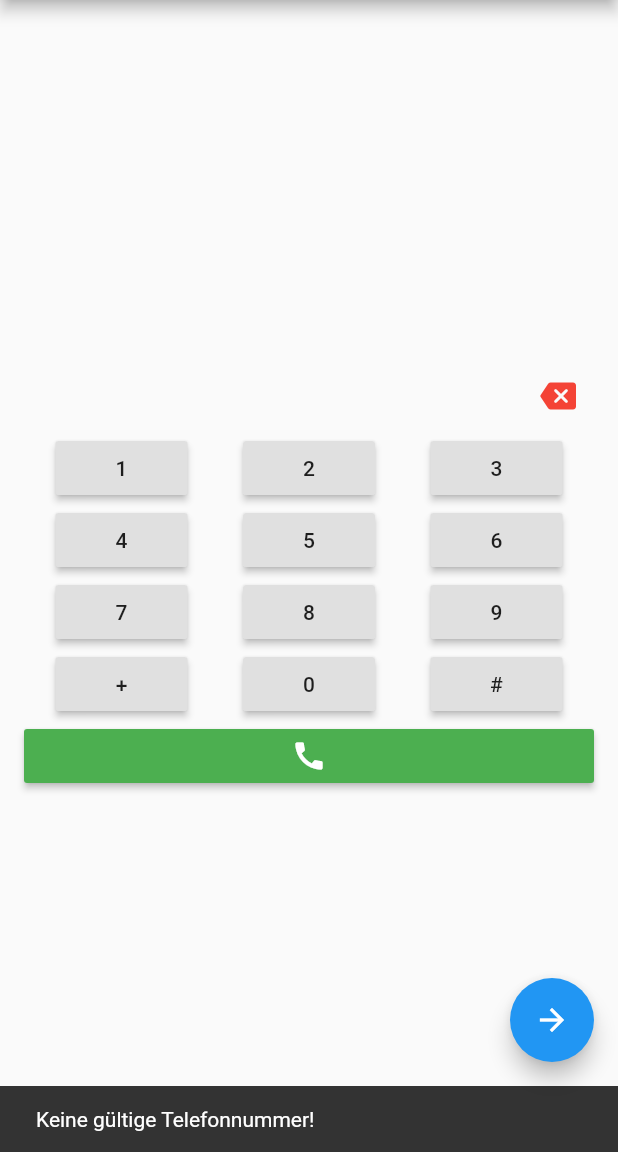
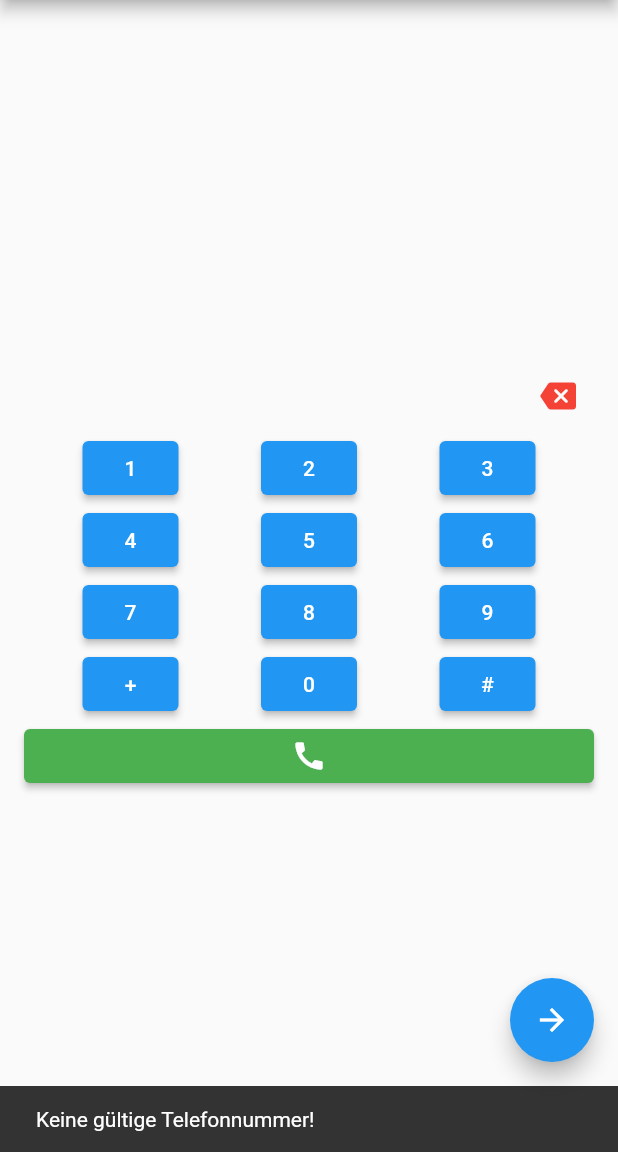
Before and after one commit to BROCKHAUS-AG/diwodo_phone_dialer, a Flutter app: the screen it shows after launch, after a tap on the "call" icon, on a phone screen of 412 x 824 dp, the part 84-1236 px from its top. Run offline on Flutter 3.47's test engine with Material 2 defaults, Android fonts, the phone set to English and light mode, and no system bars; our stand-ins replace bloc, flutter_bloc; missing offline and left inert: flutter_phone_direct_caller, libphonenumber.

Commit message:
updated to flutter 2

```diff
--- a/lib/dialer/view/dial_pad.dart
+++ b/lib/dialer/view/dial_pad.dart
@@ -12,13 +12,13 @@ class DialPad extends StatelessWidget {
             Row(
               mainAxisAlignment: MainAxisAlignment.spaceEvenly,
               children: [
-                RaisedButton(
+                ElevatedButton(
                     onPressed: () => context.bloc<DialerCubit>().addOne(),
                     child: Text('1')),
-                RaisedButton(
+                ElevatedButton(
                     onPressed: () => context.bloc<DialerCubit>().addTwo(),
                     child: Text('2')),
-                RaisedButton(
+                ElevatedButton(
                     onPressed: () => context.bloc<DialerCubit>().addThree(),
                     child: Text('3')),
               ],
@@ -26,13 +26,13 @@ class DialPad extends StatelessWidget {
             Row(
               mainAxisAlignment: MainAxisAlignment.spaceEvenly,
               children: [
-                RaisedButton(
+                ElevatedButton(
                     onPressed: () => context.bloc<DialerCubit>().addFour(),
                     child: Text('4')),
-                RaisedButton(
+                ElevatedButton(
                     onPressed: () => context.bloc<DialerCubit>().addFive(),
                     child: Text('5')),
-                RaisedButton(
+                ElevatedButton(
                     onPressed: () => context.bloc<DialerCubit>().addSix(),
                     child: Text('6')),
               ],
@@ -40,13 +40,13 @@ class DialPad extends StatelessWidget {
             Row(
               mainAxisAlignment: MainAxisAlignment.spaceEvenly,
               children: [
-                RaisedButton(
+                ElevatedButton(
                     onPressed: () => context.bloc<DialerCubit>().addSeven(),
                     child: Text('7')),
-                RaisedButton(
+                ElevatedButton(
                     onPressed: () => context.bloc<DialerCubit>().addEight(),
                     child: Text('8')),
-                RaisedButton(
+                ElevatedButton(
                     onPressed: () => context.bloc<DialerCubit>().addNine(),
                     child: Text('9')),
               ],
@@ -54,13 +54,13 @@ class DialPad extends StatelessWidget {
             Row(
               mainAxisAlignment: MainAxisAlignment.spaceEvenly,
               children: [
-                RaisedButton(
+                ElevatedButton(
                     onPressed: () => context.bloc<DialerCubit>().addPlus(),
                     child: Text('+')),
-                RaisedButton(
+                ElevatedButton(
                     onPressed: () => context.bloc<DialerCubit>().addZero(),
                     child: Text('0')),
-                RaisedButton(
+                ElevatedButton(
                     onPressed: () => context.bloc<DialerCubit>().addHashtag(),
                     child: Text('#')),
               ],
--- a/lib/dialer/view/dialer_view.dart
+++ b/lib/dialer/view/dialer_view.dart
@@ -53,7 +53,7 @@ class _DialerViewState extends State<DialerView> {
                 print('no valid number');
                 final snackbar =
                     SnackBar(content: Text('Keine gültige Telefonnummer!'));
-                Scaffold.of(context).showSnackBar(snackbar);
+                ScaffoldMessenger.of(context).showSnackBar(snackbar);
               }
             }
 
@@ -89,9 +89,11 @@ class _DialerViewState extends State<DialerView> {
                     Expanded(
                       child: Padding(
                         padding: const EdgeInsets.symmetric(horizontal: 16.0),
-                        child: RaisedButton(
+                        child: ElevatedButton(
                           onPressed: () => _callNumber(),
-                          color: Colors.green,
+                          style: ElevatedButton.styleFrom(
+                            primary: Colors.green,
+                          ),
                           child: Icon(
                             Icons.call,
                             color: Colors.white,
```
Also changed, not shown: pubspec.lock.
